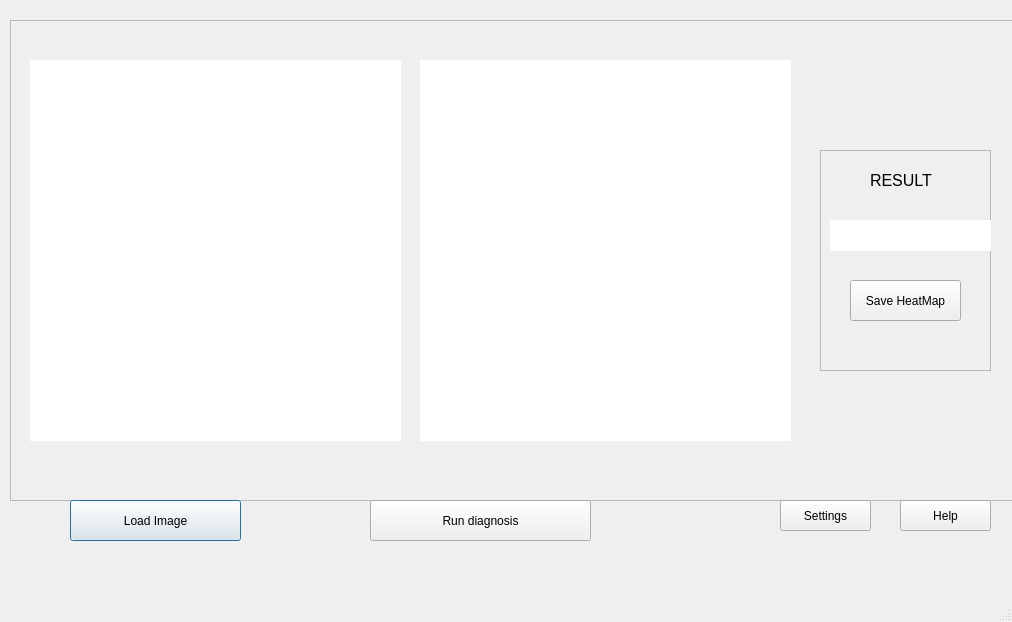
DavidNavarroSaiz/CovidRX_Interface, file scr/views/gui_designer.ui: the form before one commit.
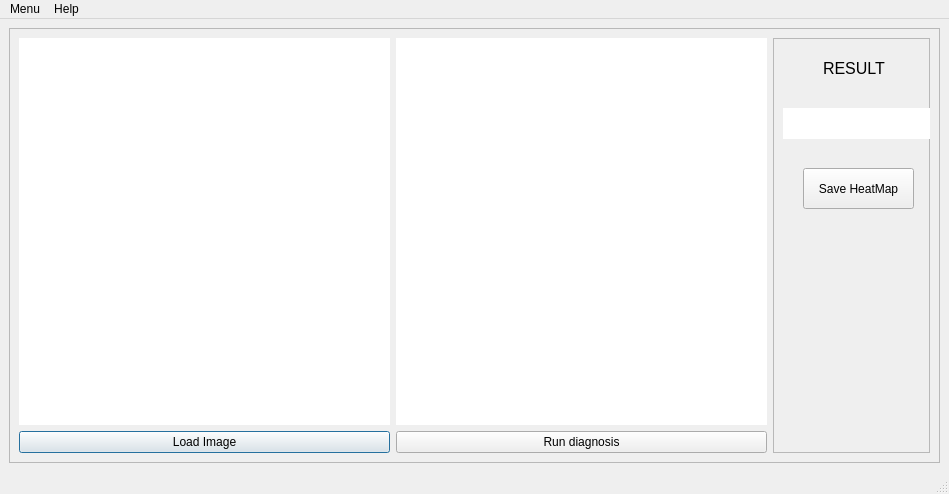
The form after the commit.

```diff
--- a/scr/views/gui_designer.ui
+++ b/scr/views/gui_designer.ui
@@ -6,38 +6,89 @@
    <rect>
     <x>0</x>
     <y>0</y>
-    <width>1012</width>
-    <height>622</height>
+    <width>949</width>
+    <height>494</height>
    </rect>
   </property>
   <property name="windowTitle">
    <string>MainWindow</string>
   </property>
   <widget class="QWidget" name="centralwidget">
+   <layout class="QHBoxLayout" name="horizontalLayout">
+    <item>
    <widget class="QFrame" name="frameDisplayImage">
-    <property name="geometry">
-     <rect>
-      <x>10</x>
-      <y>20</y>
-      <width>1021</width>
-      <height>481</height>
-     </rect>
-    </property>
     <property name="frameShape">
      <enum>QFrame::StyledPanel</enum>
     </property>
     <property name="frameShadow">
      <enum>QFrame::Raised</enum>
     </property>
+      <layout class="QGridLayout" name="gridLayout">
+       <item row="0" column="0">
+        <layout class="QVBoxLayout" name="verticalLayout_3">
+         <item>
+          <widget class="QLabel" name="label_4">
+           <property name="minimumSize">
+            <size>
+             <width>371</width>
+             <height>381</height>
+            </size>
+           </property>
+           <property name="styleSheet">
+            <string notr="true">background-color: rgb(255, 255, 255);</string>
+           </property>
+           <property name="text">
+            <string/>
+           </property>
+          </widget>
+         </item>
+         <item>
+          <widget class="QPushButton" name="pushload">
+           <property name="enabled">
+            <bool>true</bool>
+           </property>
+           <property name="text">
+            <string>Load Image</string>
+           </property>
+           <property name="default">
+            <bool>true</bool>
+           </property>
+           <property name="flat">
+            <bool>false</bool>
+           </property>
+          </widget>
+         </item>
+        </layout>
+       </item>
+       <item row="0" column="1">
+        <layout class="QVBoxLayout" name="verticalLayout_4">
+         <item>
+          <widget class="QLabel" name="label_5">
+           <property name="minimumSize">
+            <size>
+             <width>371</width>
+             <height>381</height>
+            </size>
+           </property>
+           <property name="styleSheet">
+            <string notr="true">background-color: rgb(255, 255, 255);</string>
+           </property>
+           <property name="text">
+            <string/>
+           </property>
+          </widget>
+         </item>
+         <item>
+          <widget class="QPushButton" name="pushButtonRun">
+           <property name="text">
+            <string>Run diagnosis</string>
+           </property>
+          </widget>
+         </item>
+        </layout>
+       </item>
+       <item row="0" column="2">
     <widget class="QFrame" name="frame">
-     <property name="geometry">
-      <rect>
-       <x>810</x>
-       <y>130</y>
-       <width>171</width>
-       <height>221</height>
-      </rect>
-     </property>
      <property name="frameShape">
       <enum>QFrame::StyledPanel</enum>
      </property>
@@ -92,136 +143,61 @@
       </property>
      </widget>
     </widget>
-    <widget class="QLabel" name="label_4">
-     <property name="geometry">
-      <rect>
-       <x>20</x>
-       <y>40</y>
-       <width>371</width>
-       <height>381</height>
-      </rect>
-     </property>
-     <property name="styleSheet">
-      <string notr="true">background-color: rgb(255, 255, 255);</string>
-     </property>
-     <property name="text">
-      <string/>
-     </property>
-    </widget>
-    <widget class="QLabel" name="label_5">
-     <property name="geometry">
-      <rect>
-       <x>410</x>
-       <y>40</y>
-       <width>371</width>
-       <height>381</height>
-      </rect>
-     </property>
-     <property name="styleSheet">
-      <string notr="true">background-color: rgb(255, 255, 255);</string>
-     </property>
-     <property name="text">
-      <string/>
-     </property>
-    </widget>
-   </widget>
+       </item>
+      </layout>
+     </widget>
+    </item>
+   </layout>
    <widget class="QLabel" name="labelLogo">
     <property name="geometry">
      <rect>
-      <x>30</x>
-      <y>0</y>
-      <width>171</width>
-      <height>31</height>
+      <x>9</x>
+      <y>9</y>
+      <width>1069</width>
+      <height>185</height>
      </rect>
     </property>
     <property name="text">
      <string/>
     </property>
    </widget>
-   <widget class="QPushButton" name="pushload">
-    <property name="enabled">
-     <bool>true</bool>
-    </property>
-    <property name="geometry">
-     <rect>
-      <x>70</x>
-      <y>500</y>
-      <width>171</width>
-      <height>41</height>
-     </rect>
-    </property>
-    <property name="text">
-     <string>Load Image</string>
-    </property>
-    <property name="default">
-     <bool>true</bool>
-    </property>
-    <property name="flat">
-     <bool>false</bool>
-    </property>
-   </widget>
-   <widget class="QPushButton" name="pushButtonRun">
-    <property name="geometry">
-     <rect>
-      <x>370</x>
-      <y>500</y>
-      <width>221</width>
-      <height>41</height>
-     </rect>
-    </property>
-    <property name="text">
-     <string>Run diagnosis</string>
-    </property>
-   </widget>
    <widget class="QLabel" name="labelLogoFlir">
     <property name="geometry">
      <rect>
-      <x>240</x>
-      <y>0</y>
-      <width>111</width>
-      <height>31</height>
+      <x>9</x>
+      <y>200</y>
+      <width>1069</width>
+      <height>186</height>
      </rect>
     </property>
     <property name="text">
      <string/>
     </property>
    </widget>
-   <widget class="QPushButton" name="HelpButton">
-    <property name="geometry">
-     <rect>
-      <x>900</x>
-      <y>500</y>
-      <width>91</width>
-      <height>31</height>
-     </rect>
-    </property>
-    <property name="text">
-     <string>Help</string>
-    </property>
-   </widget>
-   <widget class="QPushButton" name="settings">
-    <property name="geometry">
-     <rect>
-      <x>780</x>
-      <y>500</y>
-      <width>91</width>
-      <height>31</height>
-     </rect>
-    </property>
-    <property name="text">
-     <string>Settings</string>
-    </property>
-   </widget>
   </widget>
   <widget class="QMenuBar" name="menubar">
    <property name="geometry">
     <rect>
      <x>0</x>
      <y>0</y>
-     <width>1012</width>
-     <height>23</height>
+     <width>949</width>
+     <height>21</height>
     </rect>
    </property>
+   <widget class="QMenu" name="menuMen">
+    <property name="title">
+     <string>Menu</string>
+    </property>
+    <addaction name="actionExit"/>
+   </widget>
+   <widget class="QMenu" name="menuHelp">
+    <property name="title">
+     <string>Help</string>
+    </property>
+    <addaction name="actionAbout"/>
+   </widget>
+   <addaction name="menuMen"/>
+   <addaction name="menuHelp"/>
   </widget>
   <widget class="QStatusBar" name="statusbar"/>
  </widget>
```
Left out of the diff: 10 changed lines with no effect on the pictures. Lines whose indentation alone changed are shown as unchanged.
